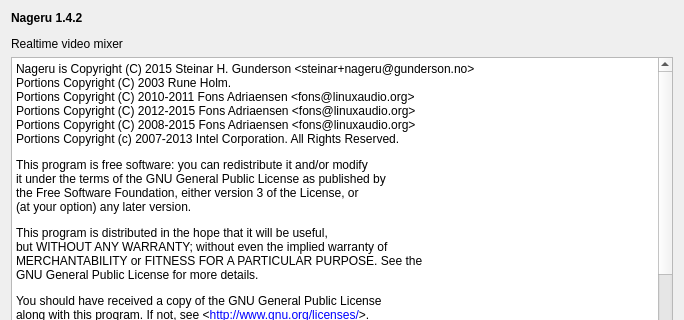
This is ui_aboutdialog.ui in jljouannic/nageru as Qt 5 draws it before an edit; both pictures show x 0 to 684 and y 0 to 320 of the 684 by 544 pixel window. The edited form follows.
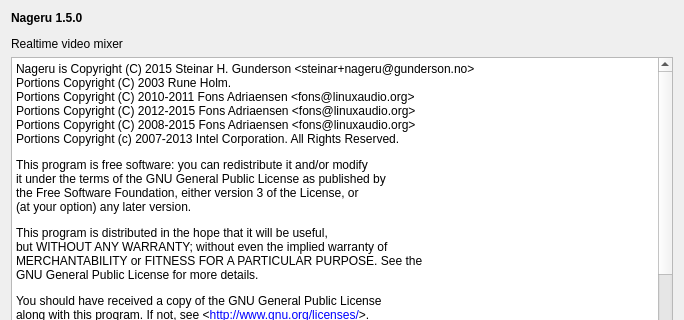
This is the edited form.

Commit message: Release Nageru 1.5.0.

Patch:
```diff
--- a/ui_aboutdialog.ui
+++ b/ui_aboutdialog.ui
@@ -17,7 +17,7 @@
    <item>
     <widget class="QLabel" name="label">
      <property name="text">
-      <string>&lt;p&gt;&lt;b&gt;Nageru 1.4.2&lt;/b&gt;&lt;/p&gt;
+      <string>&lt;p&gt;&lt;b&gt;Nageru 1.5.0&lt;/b&gt;&lt;/p&gt;
 
 &lt;p&gt;Realtime video mixer&lt;/p&gt;</string>
      </property>
```
The commit also changes 1 other file.
